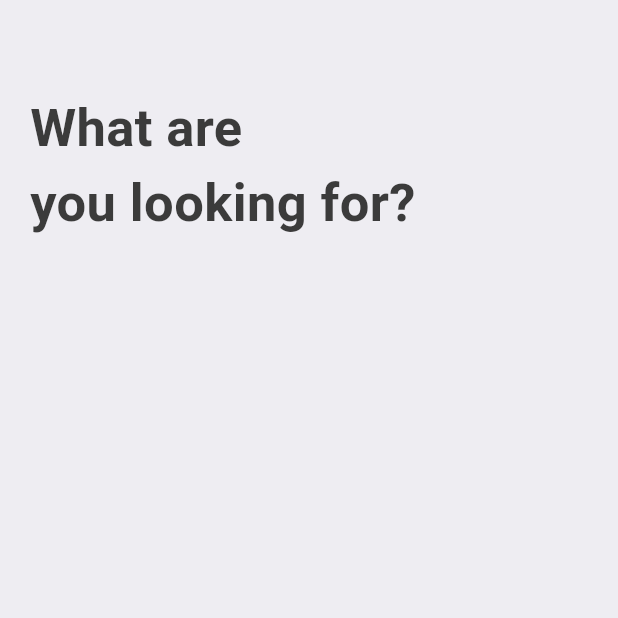
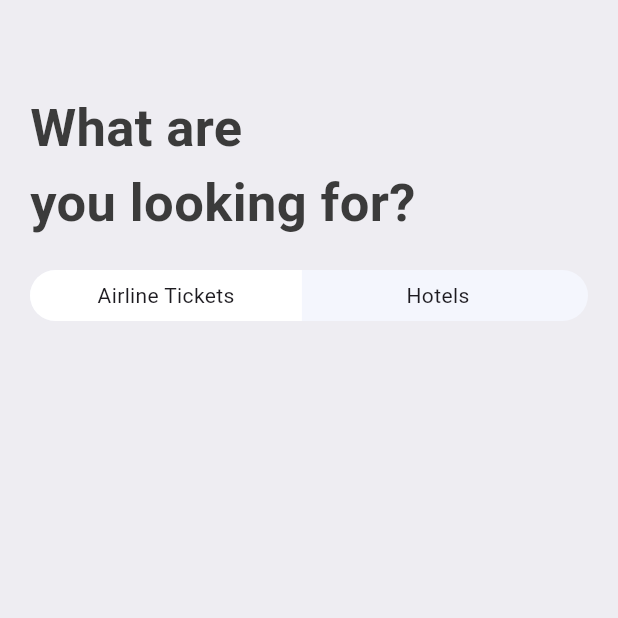
Before and after one commit to TimzonaTimothy/ticket_booking_mobile_app, a Flutter app: the SearchScreen screen opened directly, on a phone screen of 412 x 824 dp, the top half of it. Run offline on Flutter 3.47's test engine with Material 3 defaults, Android fonts, the phone set to English and light mode, and no system bars; our stand-ins replace fluentui_icons.

Commit message:
search screen

```diff
--- a/lib/screens/search/search.dart
+++ b/lib/screens/search/search.dart
@@ -1,5 +1,7 @@
 import 'package:flutter/material.dart';
 import 'package:ticket_app/base/res/styles/app_styles.dart';
+
+import 'widgets/app_ticket_tabs.dart';
 
 class SearchScreen extends StatelessWidget {
   const SearchScreen({super.key});
@@ -12,7 +14,9 @@ class SearchScreen extends StatelessWidget {
         padding: EdgeInsets.symmetric(horizontal: 20, vertical: 20),
         children:  [
           SizedBox(height: 40,),
-          Text("What are\nyou looking for?", style: AppStyles.headLineStyle1.copyWith(fontSize: 35),)
+          Text("What are\nyou looking for?", style: AppStyles.headLineStyle1.copyWith(fontSize: 35),),
+          SizedBox(height: 20,),
+          AppTicketTabs()
         ],
       ),
     );
--- a/lib/screens/search/widgets/app_ticket_tabs.dart
+++ b/lib/screens/search/widgets/app_ticket_tabs.dart
@@ -5,6 +5,33 @@ class AppTicketTabs extends StatelessWidget {
 
   @override
   Widget build(BuildContext context) {
-    return const Placeholder();
+    final size = MediaQuery.of(context).size;
+    return Container(
+      decoration: BoxDecoration(
+          borderRadius: BorderRadius.circular(50),
+          color: const Color(0xFFF4F6FD)),
+      child: Row(
+        children: [
+          Container(
+            decoration: const BoxDecoration(
+                color: Colors.white,
+                borderRadius:
+                    BorderRadius.horizontal(left: Radius.circular(50))),
+            padding: const EdgeInsets.symmetric(vertical: 7),
+            width: size.width * .44,
+            child: const Center(child: Text("Airline Tickets")),
+          ),
+          Container(
+            decoration: const BoxDecoration(
+                color: Colors.transparent,
+                borderRadius:
+                    BorderRadius.horizontal(right: Radius.circular(50))),
+            padding: const EdgeInsets.symmetric(vertical: 7),
+            width: size.width * .44,
+            child: const Center(child: Text("Hotels")),
+          ),
+        ],
+      ),
+    );
   }
 }
```
